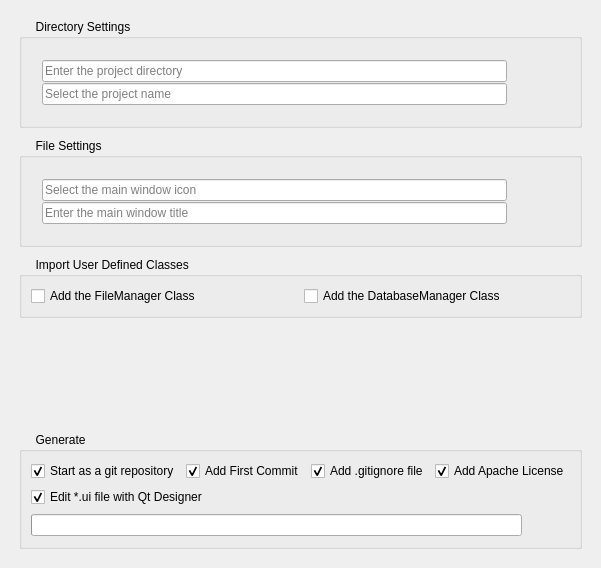
The window that utilities/ui/pyqt_project_generator.ui (muzafferbulut/pyqt5-project-starter) describes before a commit, drawn with Qt 5.
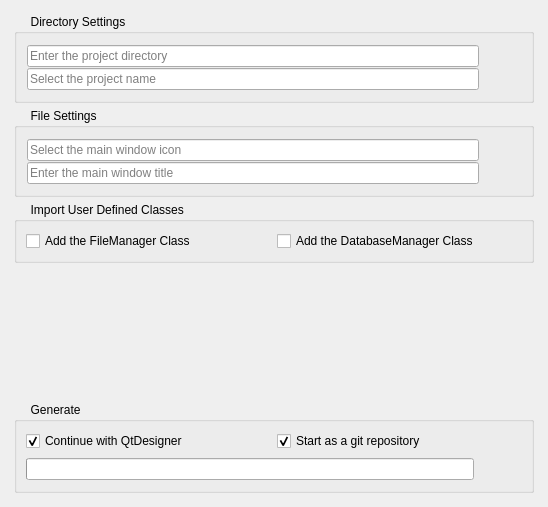
The same window after the commit. Icons and pictures are not drawn.

Patch:
```diff
--- a/utilities/ui/pyqt_project_generator.ui
+++ b/utilities/ui/pyqt_project_generator.ui
@@ -6,8 +6,8 @@
    <rect>
     <x>0</x>
     <y>0</y>
-    <width>546</width>
-    <height>568</height>
+    <width>548</width>
+    <height>507</height>
    </rect>
   </property>
   <property name="windowTitle">
@@ -22,19 +22,19 @@
     <item>
      <layout class="QVBoxLayout" name="verticalLayout_2">
       <property name="spacing">
-       <number>10</number>
+       <number>5</number>
       </property>
       <property name="leftMargin">
-       <number>10</number>
+       <number>5</number>
       </property>
       <property name="topMargin">
-       <number>10</number>
+       <number>5</number>
       </property>
       <property name="rightMargin">
-       <number>10</number>
+       <number>5</number>
       </property>
       <property name="bottomMargin">
-       <number>10</number>
+       <number>5</number>
       </property>
       <item>
        <widget class="QGroupBox" name="groupBox">
@@ -66,21 +66,18 @@
          <item>
           <layout class="QGridLayout" name="gridLayout">
            <property name="leftMargin">
-            <number>10</number>
+            <number>0</number>
            </property>
            <property name="topMargin">
-            <number>10</number>
+            <number>0</number>
            </property>
            <property name="rightMargin">
-            <number>10</number>
+            <number>0</number>
            </property>
            <property name="bottomMargin">
-            <number>10</number>
+            <number>0</number>
            </property>
-           <property name="horizontalSpacing">
-            <number>10</number>
-           </property>
-           <property name="verticalSpacing">
+           <property name="spacing">
             <number>0</number>
            </property>
            <item row="1" column="0">
@@ -164,21 +161,18 @@
          <item>
           <layout class="QGridLayout" name="gridLayout_3">
            <property name="leftMargin">
-            <number>10</number>
+            <number>0</number>
            </property>
            <property name="topMargin">
-            <number>10</number>
+            <number>0</number>
            </property>
            <property name="rightMargin">
-            <number>10</number>
+            <number>0</number>
            </property>
            <property name="bottomMargin">
-            <number>10</number>
+            <number>0</number>
            </property>
-           <property name="horizontalSpacing">
-            <number>10</number>
-           </property>
-           <property name="verticalSpacing">
+           <property name="spacing">
             <number>0</number>
            </property>
            <item row="0" column="1">
@@ -283,6 +277,16 @@
         <layout class="QVBoxLayout" name="verticalLayout">
          <item>
           <layout class="QHBoxLayout" name="horizontalLayout_2">
+           <item>
+            <widget class="QCheckBox" name="editWithQtDesignerCheck">
+             <property name="text">
+              <string>Continue with QtDesigner</string>
+             </property>
+             <property name="checked">
+              <bool>true</bool>
+             </property>
+            </widget>
+           </item>
            <item>
             <widget class="QCheckBox" name="createGitRepo">
              <property name="text">
@@ -293,48 +297,8 @@
              </property>
             </widget>
            </item>
-           <item>
-            <widget class="QCheckBox" name="createFirstCommit">
-             <property name="text">
-              <string>Add First Commit</string>
-             </property>
-             <property name="checked">
-              <bool>true</bool>
-             </property>
-            </widget>
-           </item>
-           <item>
-            <widget class="QCheckBox" name="addDefaultGitignoreFile">
-             <property name="text">
-              <string>Add .gitignore file</string>
-             </property>
-             <property name="checked">
-              <bool>true</bool>
-             </property>
-            </widget>
-           </item>
-           <item>
-            <widget class="QCheckBox" name="addLicense">
-             <property name="text">
-              <string>Add Apache License</string>
-             </property>
-             <property name="checked">
-              <bool>true</bool>
-             </property>
-            </widget>
-           </item>
           </layout>
          </item>
-         <item>
-          <widget class="QCheckBox" name="editWithQtDesignerCheck">
-           <property name="text">
-            <string>Edit *.ui file with Qt Designer</string>
-           </property>
-           <property name="checked">
-            <bool>true</bool>
-           </property>
-          </widget>
-         </item>
          <item>
           <layout class="QHBoxLayout" name="horizontalLayout">
            <item>
```
